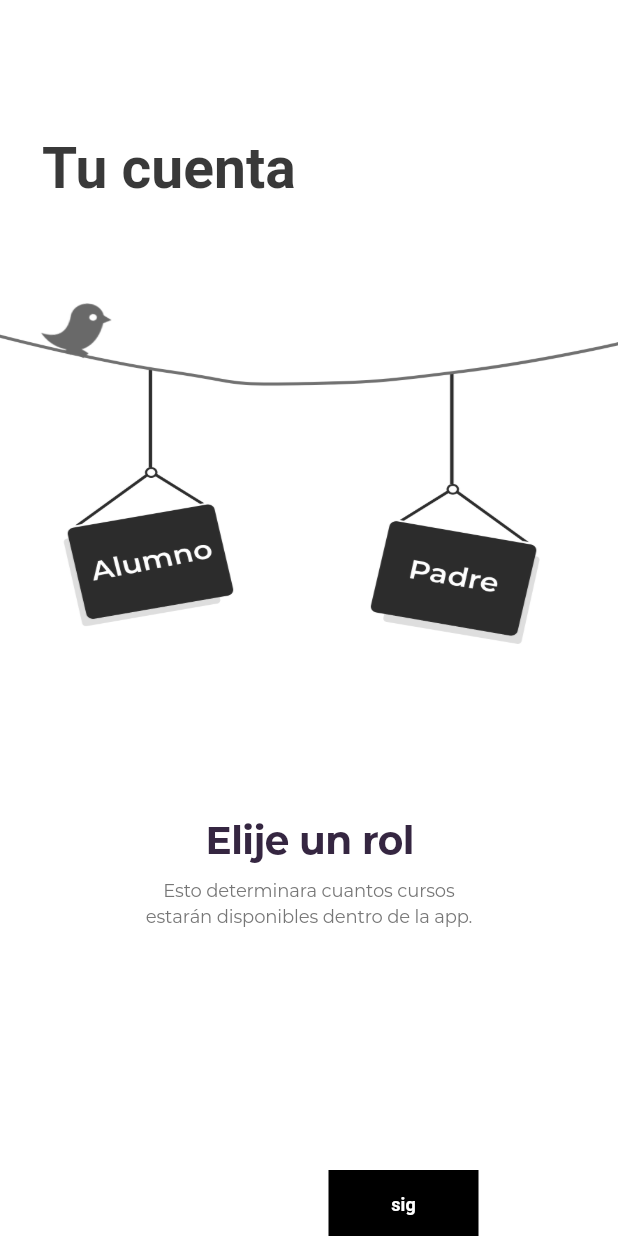
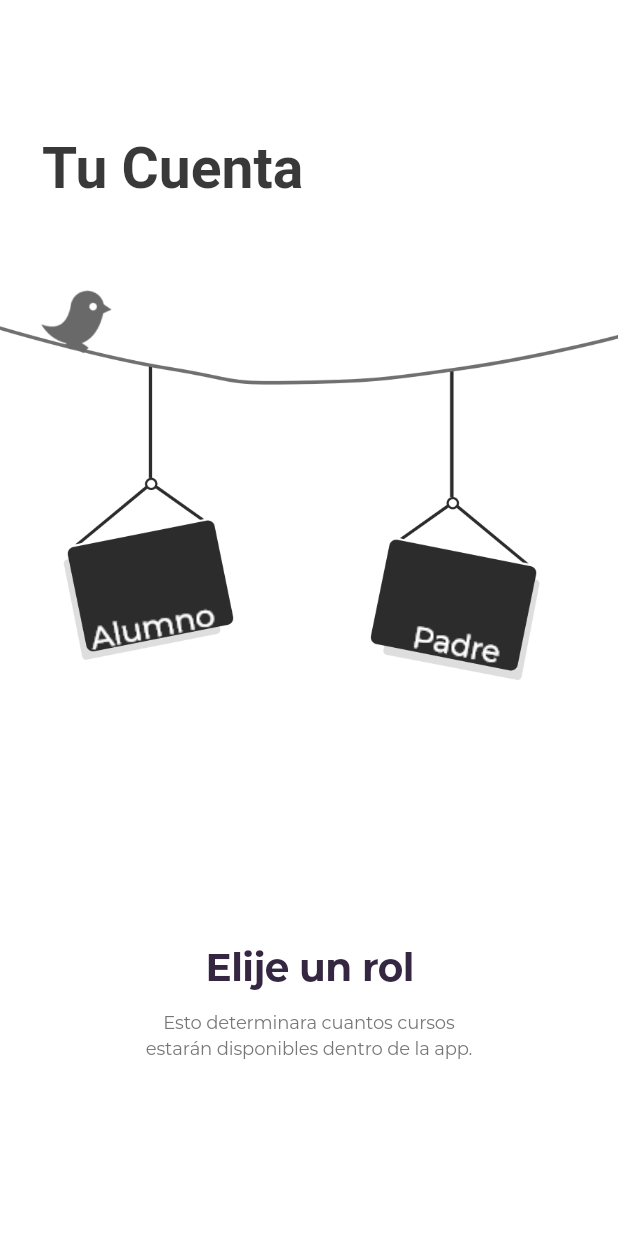
Before and after one commit to bautitravella/main_screens, a Flutter app: the ElijeUnRolWidget screen opened directly, on a phone screen of 412 x 824 dp. Run offline on Flutter 3.47's test engine with Material 2 defaults, Android fonts, the phone set to English and light mode, and no system bars.

Commit message:
elegir rol new constrains

```diff
--- a/lib/elije_un_rol_widget/elije_un_rol_widget.dart
+++ b/lib/elije_un_rol_widget/elije_un_rol_widget.dart
@@ -4,14 +4,13 @@ import 'package:flutterui/values/values.dart';
 
 class ElijeUnRolWidget extends StatelessWidget {
 
-  void onButtonPressed(BuildContext context) {
-
-  }
+  void onLogoPressed(BuildContext context) {}
+  void onBtnBlueTwoPressed(BuildContext context) {}
+  void onBtnBlueOnePressed(BuildContext context) {}
 
   @override
   Widget build(BuildContext context) {
     return Scaffold(
-      resizeToAvoidBottomInset: false,
       body: Container(
         constraints: BoxConstraints.expand(),
         decoration: BoxDecoration(
@@ -25,7 +24,7 @@ class ElijeUnRolWidget extends StatelessWidget {
               child: Container(
                 margin: EdgeInsets.only(left: 28, top: 85),
                 child: Text(
-                  "Tu cuenta",
+                  "Tu Cuenta",
                   textAlign: TextAlign.left,
                   style: TextStyle(
                     color: Color.fromARGB(255, 57, 57, 57),
@@ -35,24 +34,22 @@ class ElijeUnRolWidget extends StatelessWidget {
                 ),
               ),
             ),
-            Container(
-              height: 285,
-              margin: EdgeInsets.only(top: 50),
-              child: AspectRatio(
-                aspectRatio: 177 / 140,
-                child: Image.asset(
-                  "assets/images/cartel.png",
-                  fit: BoxFit.fill,
-                ),
-              ),
-            ),
-            Container(
-              margin: EdgeInsets.only(left: 111, top: 74, right: 110),
+            Expanded(
+              flex: 1,
+              child: Container(
+                margin: EdgeInsets.only(top: 39, bottom: 12),
+                child: Stack(
+                  alignment: Alignment.center,
+                  children: [
+                    Positioned(
+                      left: 92,
+                      right: 91,
+                      bottom: 0,
                       child: Text(
                         "Elije un rol",
                         textAlign: TextAlign.center,
                         style: TextStyle(
-                  color: AppColors.primaryText,
+                          color: Color.fromARGB(255, 53, 38, 65),
                           fontFamily: "Montserrat",
                           fontWeight: FontWeight.w700,
                           fontSize: 26,
@@ -60,10 +57,87 @@ class ElijeUnRolWidget extends StatelessWidget {
                         ),
                       ),
                     ),
+                    Positioned(
+                      left: 0,
+                      top: 0,
+                      right: 0,
+                      child: Image.asset(
+                        "assets/images/cartelblank.png",
+                        fit: BoxFit.fill,
+                      ),
+                    ),
                     Container(
-              margin: EdgeInsets.only(left: 0, top: 9, right: 0),
+                      width: 130,
+                      height: 130,
+                      margin: EdgeInsets.only(
+                          left: 0, right: 208, top: 33, bottom: 33),
+                      child: Opacity(
+                        opacity: 1,
+                        child: FlatButton(
+                          onPressed: () => this.onBtnBlueTwoPressed(context),
+                          color: Color.fromARGB(0, 0, 0, 0),
+                          shape: RoundedRectangleBorder(
+                            borderRadius:
+                            BorderRadius.all(Radius.circular(100)),
+                          ),
+                          textColor: Color.fromARGB(0, 0, 0, 0),
+                          padding: EdgeInsets.only(left: 10),
+                          child: Row(
+                            mainAxisAlignment: MainAxisAlignment.center,
+                            children: [
+                              Image.asset(
+                                "assets/images/alumno_normal.png",
+                                fit: BoxFit.none,
+                                alignment: Alignment.center,
+                              ),
+                              SizedBox(
+                                width: 10,
+                              ),
+                            ],
+                          ),
+                        ),
+                      ),
+                    ),
+                    Container(
+                      width: 130,
+                      height: 130,
+                      margin: EdgeInsets.only(
+                          left: 198, right: 0, top: 36, bottom: 10),
+                      child: Opacity(
+                        opacity: 1,
+                        child: FlatButton(
+                          onPressed: () => this.onBtnBlueOnePressed(context),
+                          color: Color.fromARGB(0, 0, 0, 0),
+                          shape: RoundedRectangleBorder(
+                            borderRadius:
+                            BorderRadius.all(Radius.circular(100)),
+                          ),
+                          textColor: Color.fromARGB(0, 0, 0, 0),
+                          padding: EdgeInsets.only(left: 10),
+                          child: Row(
+                            mainAxisAlignment: MainAxisAlignment.center,
+                            children: [
+                              Image.asset(
+                                "assets/images/padre_normal.png",
+                                fit: BoxFit.none,
+                                alignment: Alignment.center,
+                              ),
+                              SizedBox(
+                                width: 10,
+                              ),
+                            ],
+                          ),
+                        ),
+                      ),
+                    ),
+                  ],
+                ),
+              ),
+            ),
+            Container(
+              margin: EdgeInsets.only(left: 10, right: 10, bottom: 100),
               child: Text(
-                "Esto determinara cuantos cursos \nestarán disponibles dentro de la app.",
+                "Esto determinara cuantos cursos\nestarán disponibles dentro de la app.\n",
                 textAlign: TextAlign.center,
                 style: TextStyle(
                   color: Color.fromARGB(255, 118, 118, 118),
@@ -75,38 +149,6 @@ class ElijeUnRolWidget extends StatelessWidget {
                 ),
               ),
             ),
-            Spacer(),
-            Align(
-              alignment: Alignment.topLeft,
-              child: Container(
-                width: 100,
-                height: 44,
-                margin: EdgeInsets.only(left: 219, top: 91),
-                child: FlatButton(
-                  color: Color.fromARGB(255, 0, 0, 0),
-                  shape: RoundedRectangleBorder(
-                    borderRadius: BorderRadius.all(Radius.circular(0)),
-                  ),
-                  textColor: Color.fromARGB(255, 255, 255, 255),
-                  padding: EdgeInsets.all(0),
-                  child: Text(
-                    "sig",
-                    textAlign: TextAlign.left,
-                    style: TextStyle(
-                      color: Color.fromARGB(255, 255, 255, 255),
-                      fontWeight: FontWeight.w400,
-                      fontSize: 12,
-                    ),
-                  ),
-                    onPressed: () {
-                      Navigator.push(
-                        context,
-                        MaterialPageRoute(builder: (context) => SubiFotoPerfilWidget()),
-                      );
-                    }
-                ),
-              ),
-            ),
           ],
         ),
       ),
```
Also changed, not shown: assets/images/cartelblank.png (added), assets/images/padre_normal.png (added). Lines whose indentation alone changed are shown as unchanged.
